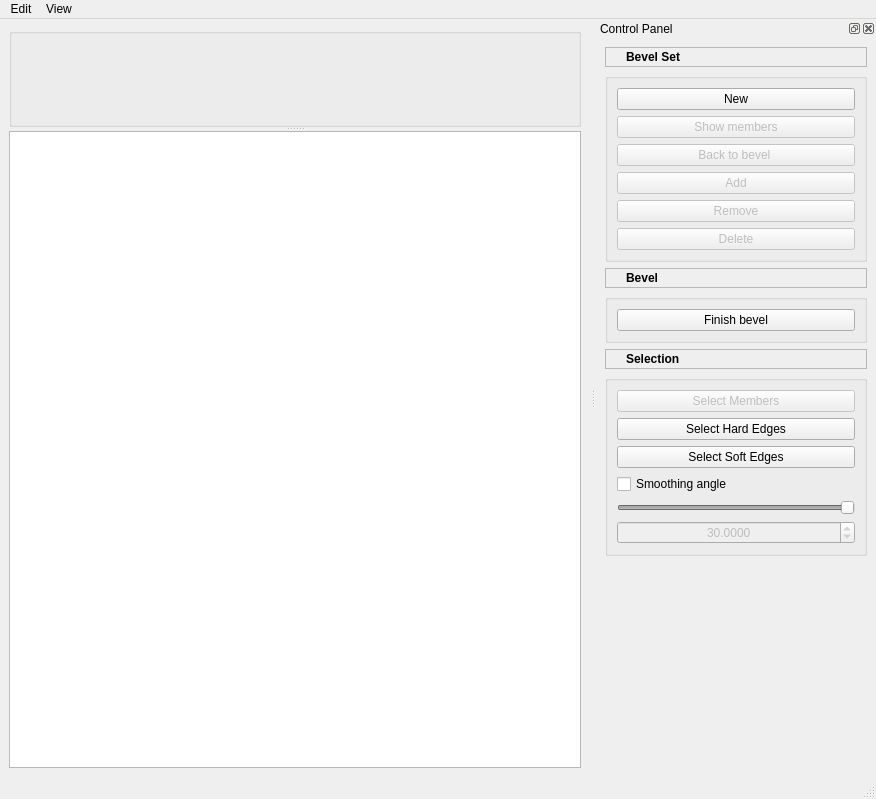
Qt form maya_script/BevelTool/src/Qt/UI/MWBevelToolMainWindow.ui (FengYusheng/MyUtils) before a commit.
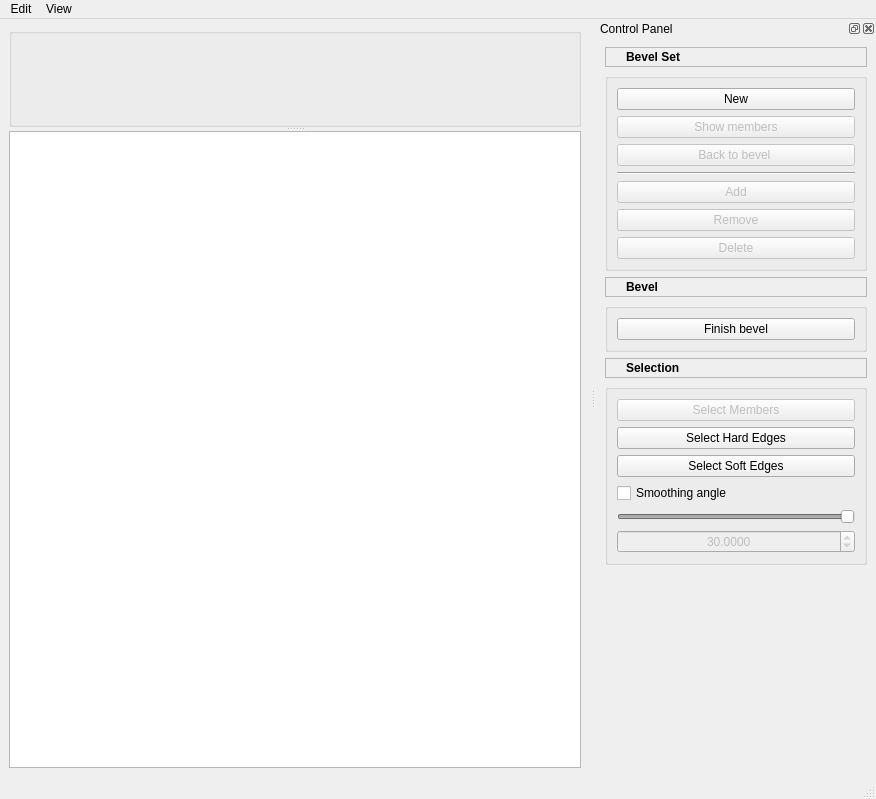
The same form after that commit.

Commit message: bevel tool no duplication

```diff
--- a/maya_script/BevelTool/src/Qt/UI/MWBevelToolMainWindow.ui
+++ b/maya_script/BevelTool/src/Qt/UI/MWBevelToolMainWindow.ui
@@ -80,7 +80,7 @@
    <property name="minimumSize">
     <size>
      <width>280</width>
-     <height>545</height>
+     <height>560</height>
     </size>
    </property>
    <property name="allowedAreas">
@@ -93,7 +93,7 @@
     <number>2</number>
    </attribute>
    <widget class="QWidget" name="dockWidgetContents_2">
-    <layout class="QVBoxLayout" name="verticalLayout_4">
+    <layout class="QVBoxLayout" name="verticalLayout_2">
      <item>
       <widget class="QLabel" name="bevelSetLabel">
        <property name="minimumSize">
@@ -139,7 +139,7 @@
        <property name="checkable">
         <bool>false</bool>
        </property>
-       <layout class="QVBoxLayout" name="verticalLayout_2">
+       <layout class="QVBoxLayout" name="verticalLayout_4">
         <item>
          <widget class="QPushButton" name="newBevelSetButton">
           <property name="text">
@@ -167,6 +167,13 @@
           </property>
          </widget>
         </item>
+        <item>
+         <widget class="Line" name="line">
+          <property name="orientation">
+           <enum>Qt::Horizontal</enum>
+          </property>
+         </widget>
+        </item>
         <item>
          <widget class="QPushButton" name="addMemberButton">
           <property name="enabled">
```
The commit also changes 8 other files.
